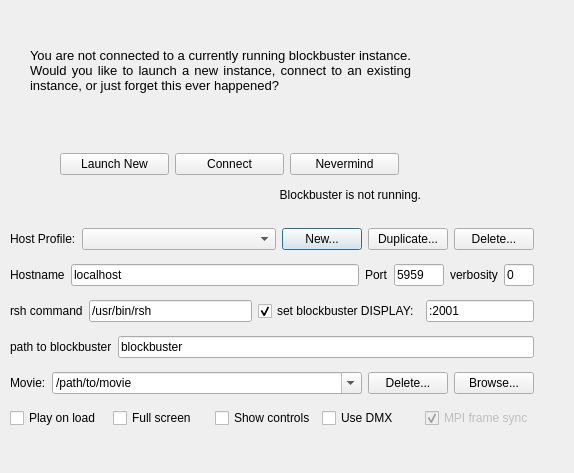
The window that blockbuster/src/blockbuster/sidecar/blockbusterLaunchDialog.ui (LLNL/blockbuster) describes before a commit, drawn with Qt 5.
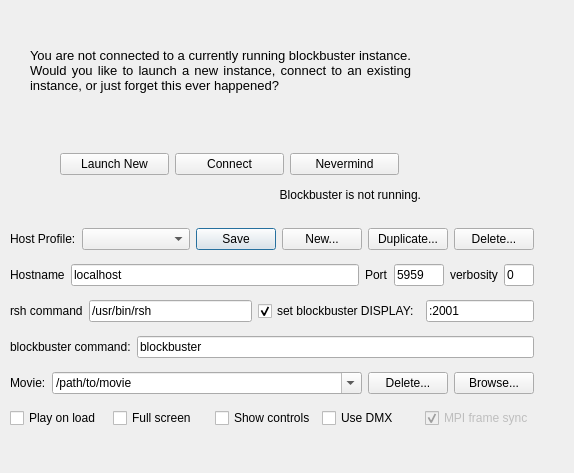
The same window after the commit.

Commit message: fixed some issues with managing host profiles and movie paths in the launch dialog

The edit to the form file:
```diff
--- a/blockbuster/src/blockbuster/sidecar/blockbusterLaunchDialog.ui
+++ b/blockbuster/src/blockbuster/sidecar/blockbusterLaunchDialog.ui
@@ -138,6 +138,13 @@
         </property>
        </widget>
       </item>
+      <item>
+       <widget class="QPushButton" name="saveProfilePushButton">
+        <property name="text">
+         <string>Save</string>
+        </property>
+       </widget>
+      </item>
       <item>
        <widget class="QPushButton" name="newProfilePushButton">
         <property name="text">
@@ -306,7 +313,7 @@
       <item>
        <widget class="QLabel" name="label_7">
         <property name="text">
-         <string>path to blockbuster</string>
+         <string>blockbuster command:</string>
         </property>
        </widget>
       </item>
```
The commit also changes 3 other files.
